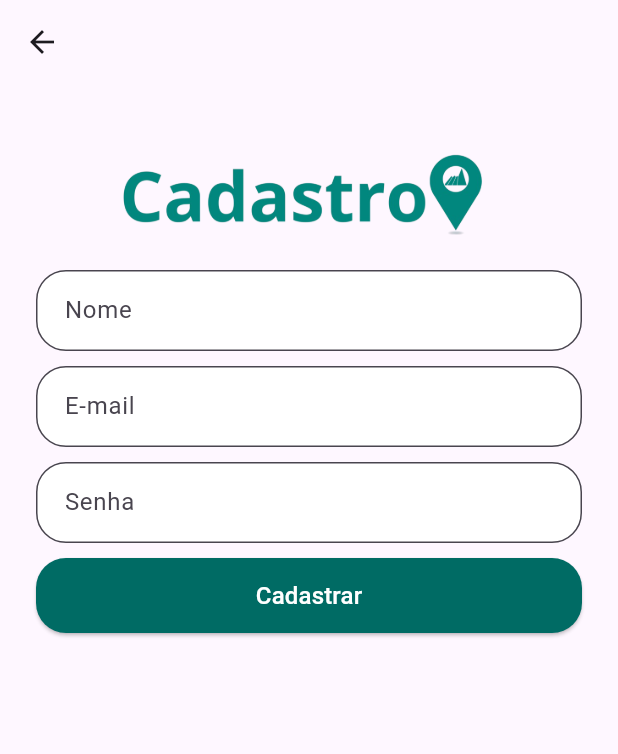
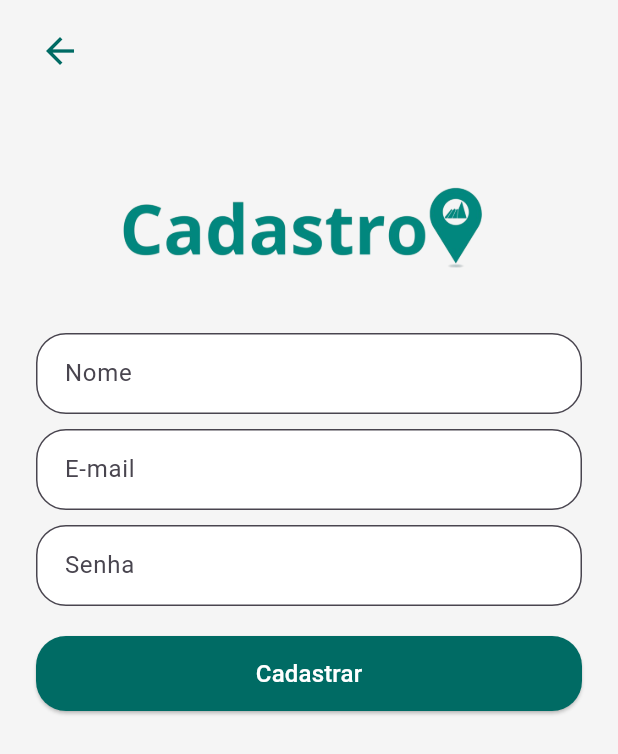
Before and after one commit to hugohvm25/connectfeso, a Flutter app: the screen it shows after launch, after a tap on "Cadastre-se", on a phone screen of 412 x 824 dp. Shown: the top 754 px of the screen. Run offline on Flutter 3.47's test engine with Material 3 defaults, Android fonts, the phone set to English and light mode, and no system bars; our stand-ins replace firebase_auth, firebase_core, flutter_svg, google_sign_in, lottie; accounts and stored records are empty.

Commit message:
ajuste de cor de fundo e posição de telas

```diff
--- a/lib/screens/home_screen.dart
+++ b/lib/screens/home_screen.dart
@@ -21,7 +21,8 @@ class HomeScreen extends StatelessWidget {
               ScaffoldMessenger.of(context).showSnackBar(SnackBar(
                 content: Text("Desconectado com sucesso!"),
                 duration: Duration(seconds: 2),
-              ));
+                )
+              );
               // Navega de volta para a tela de login
               Navigator.pushReplacement(
                 context,
--- a/lib/screens/login_screen.dart
+++ b/lib/screens/login_screen.dart
@@ -39,7 +39,8 @@ class _LoginScreenState extends State<LoginScreen> {
         MaterialPageRoute(builder: (context) => HomeScreen()),
       );
     } catch (e) {
-      _showAlertDialog('Erro ao fazer login: $e');
+      // _showAlertDialog('Erro ao fazer login!');
+      _showAlertDialog('Erro ao fazer login: $e'); //informa qual erro
     }
   }
 
@@ -64,7 +65,8 @@ class _LoginScreenState extends State<LoginScreen> {
         MaterialPageRoute(builder: (context) => HomeScreen()),
       );
     } catch (e) {
-      _showAlertDialog('Erro ao fazer login com Google: $e');
+      // _showAlertDialog('Erro ao fazer login com Google!');
+      _showAlertDialog('Erro ao fazer login com Google: $e'); // informa qual erro
     }
   }
 
@@ -92,8 +94,7 @@ class _LoginScreenState extends State<LoginScreen> {
   @override
   Widget build(BuildContext context) {
     return Scaffold(
-      appBar: AppBar(title: Text('')),
-      // backgroundColor: Colors.white,
+      backgroundColor: Color.fromARGB(245, 245, 245, 245),      // appBar: AppBar(title: Text('')),
       body: Padding(
         padding: EdgeInsets.symmetric(horizontal: 24),
         child: Center(
--- a/lib/screens/register_screen.dart
+++ b/lib/screens/register_screen.dart
@@ -59,16 +59,39 @@ class _RegisterScreenState extends State<RegisterScreen> {
   @override
   Widget build(BuildContext context) {
     return Scaffold(
-      appBar: AppBar(title: Text('')),
-      body: Padding(
+      backgroundColor: Color.fromARGB(245, 245, 245, 245), // Quase branco
+      body: Column(
+        children: [
+          // Botão de voltar no topo
+          SafeArea(
+            child: Padding(
+              padding: EdgeInsets.symmetric(horizontal: 16, vertical: 10),
+              child: Align(
+                alignment: Alignment.topLeft,
+                child: IconButton(
+                  icon: Icon(Icons.arrow_back, color: Color(0xFF006B64), size: 28),
+                  onPressed: () {
+                    Navigator.pop(context); // Voltar para a tela anterior
+                  },
+                ),
+              ),
+            ),
+          ),
+
+          // Formulário um pouco mais para cima
+          Expanded(
+            child: Padding(
               padding: EdgeInsets.all(24),
               child: Column(
+                mainAxisAlignment: MainAxisAlignment.start, // Mantém o formulário no topo
+                crossAxisAlignment: CrossAxisAlignment.stretch,
                 children: [
+                  SizedBox(height: 10), // Ajuste para subir mais
                   Image.asset(
                     'assets/cadastro.png',
                     height: 100,
                   ),
-            SizedBox(height: 0),
+                  SizedBox(height: 20),
 
                   _buildTextField("Nome", _nameController),
                   SizedBox(height: 10),
@@ -77,16 +100,20 @@ class _RegisterScreenState extends State<RegisterScreen> {
                   SizedBox(height: 10),
 
                   _buildTextField("Senha", _passwordController),
-            SizedBox(height: 10),
+                  SizedBox(height: 20),
 
-            SizedBox(height: 0),
                   _buildLoginButton("Cadastrar", _register),
-            SizedBox(height: 0),
                 ],
               ),
             ),
+          ),
+        ],
+      ),
     );
   }
+
+
+
 }
 
 
--- a/lib/splash_screen.dart
+++ b/lib/splash_screen.dart
@@ -81,7 +81,7 @@ class _SplashScreenState extends State<SplashScreen> {
   }
 
   Future<void> _checkLoginStatus() async {
-    await Future.delayed(Duration(seconds: 5)); // Simula carregamento
+    await Future.delayed(Duration(seconds: 3)); // Simula carregamento
     User? user = FirebaseAuth.instance.currentUser;
 
     if (user != null) {
```
Also changed, not shown: lib/screens/resetpass_screen.dart (+30 -3 lines), pubspec.lock. Lines whose indentation alone changed are shown as unchanged.
